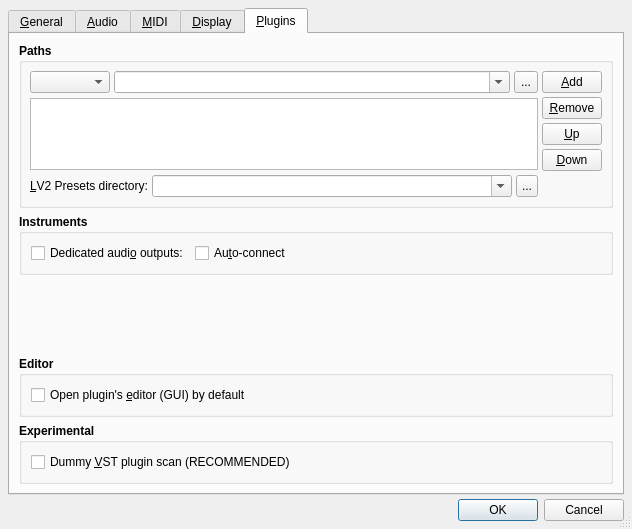
Old version of the form src/qtractorOptionsForm.ui in the repository rncbc/qtractor.
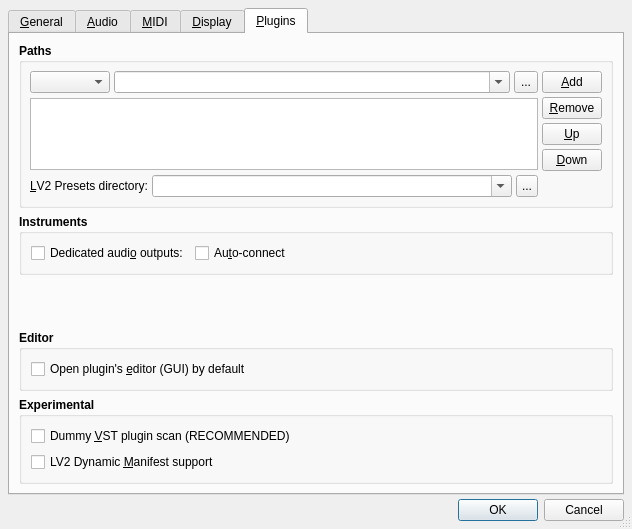
New version of the form. The open tabs and pages were chosen to show the change. Icons and pictures are not drawn.

Commit message: - LV2 Dyn(amic)-manifest support is now optional (default=off);   cf. View/Options.../Plugins/Experimental/LV2 Dynamic Manifest   support).

```diff
--- a/src/qtractorOptionsForm.ui
+++ b/src/qtractorOptionsForm.ui
@@ -3328,6 +3328,25 @@
             </property>
            </widget>
           </item>
+          <item row="1" column="0" colspan="3">
+           <widget class="QCheckBox" name="Lv2DynManifestCheckBox">
+            <property name="font">
+             <font>
+              <weight>50</weight>
+              <bold>false</bold>
+             </font>
+            </property>
+            <property name="toolTip">
+             <string>Whether LV2 Dynamic Manifest plugins are supported</string>
+            </property>
+            <property name="text">
+             <string>LV2 Dynamic &amp;Manifest support</string>
+            </property>
+            <property name="shortcut">
+             <string>Alt+M</string>
+            </property>
+           </widget>
+          </item>
          </layout>
         </widget>
        </item>
```
Left out of the diff: 4 changed lines with no effect on the pictures. The commit also changes 14 other files.
